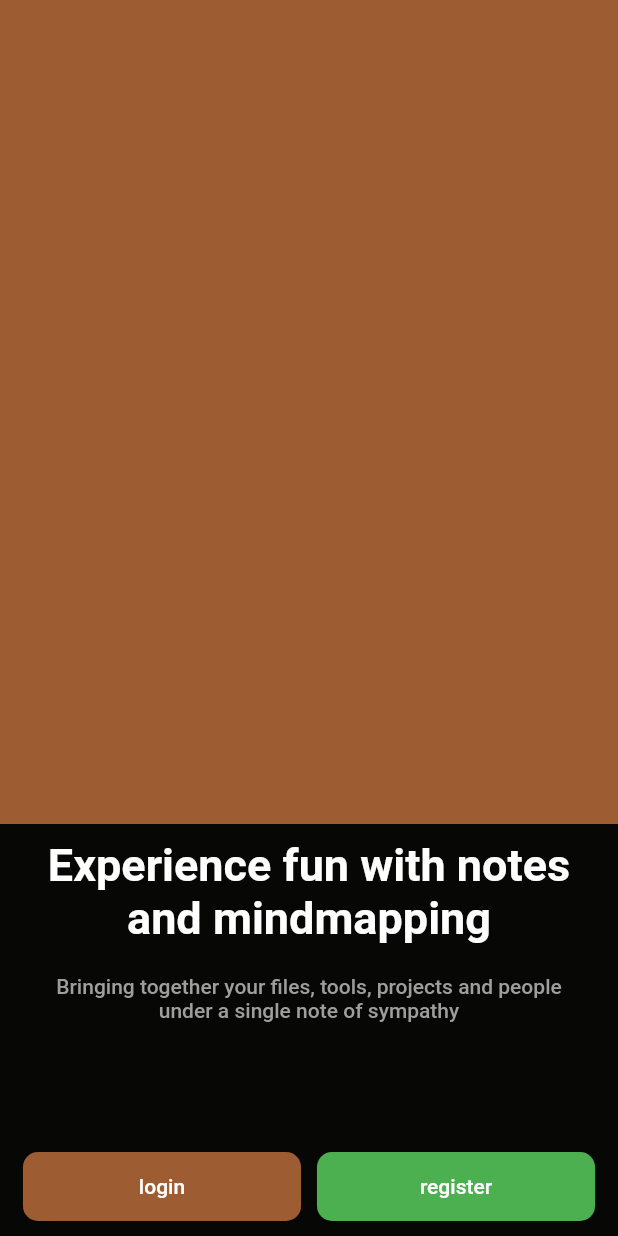
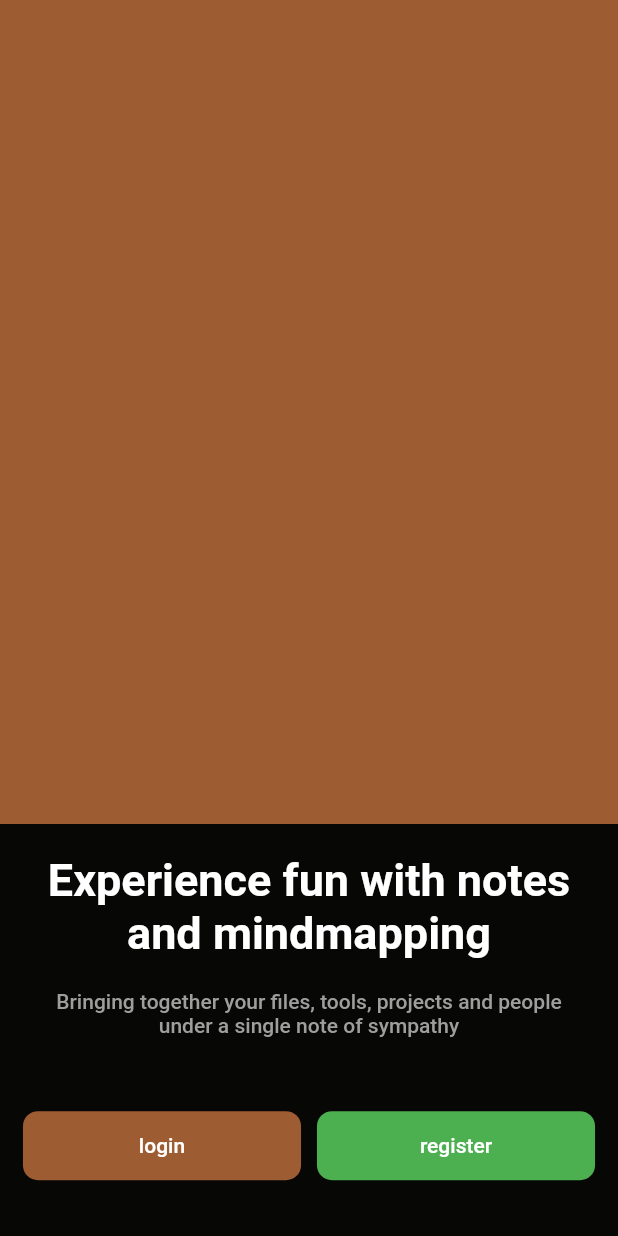
Before and after one commit to patrick-katambi/02-flutter-notezy_frontend, a Flutter app: the screen it shows after launch, on a phone screen of 412 x 824 dp. Run offline on Flutter 3.47's test engine with Material 2 defaults, Android fonts, the light colour scheme and no system bars.

Commit message:
landscape + portrait for welcome screen wireframe

```diff
--- a/lib/modules/authentication/authentication.dart
+++ b/lib/modules/authentication/authentication.dart
@@ -8,8 +8,33 @@ class Authentication extends StatelessWidget {
 
   @override
   Widget build(BuildContext context) {
+    var orientation = MediaQuery.of(context).orientation;
     return Scaffold(
-      body: Column(
+      body: orientation == Orientation.landscape
+          ? Row(
+              children: [
+                Expanded(
+                  child: Container(color: Theme.of(context).primaryColor),
+                ),
+                Expanded(
+                  child: ListView(
+                    padding: const EdgeInsets.symmetric(horizontal: 10.0),
+                    physics: const BouncingScrollPhysics(),
+                    children: [
+                      const SizedBox(height: 20.0),
+                      const PunchLine(),
+                      const SizedBox(height: 20.0),
+                      const SupportingPunchLine(),
+                      SizedBox(
+                        height: MediaQuery.of(context).size.height * 0.25,
+                      ),
+                      const AuthButtonSection(),
+                    ],
+                  ),
+                )
+              ],
+            )
+          : Column(
               mainAxisAlignment: MainAxisAlignment.center,
               crossAxisAlignment: CrossAxisAlignment.center,
               children: <Widget>[
@@ -18,17 +43,20 @@ class Authentication extends StatelessWidget {
                   child: Container(color: Theme.of(context).primaryColor),
                 ),
                 Expanded(
-            child: Container(
-              padding: const EdgeInsets.all(10.0),
-              child: Column(
-                children: const <Widget>[
-                  PunchLine(),
-                  SizedBox(height: 20.0),
-                  SupportingPunchLine(),
-                  Spacer(),
-                  AuthButtonSection()
+                  child: ListView(
+                    padding: const EdgeInsets.symmetric(horizontal: 10.0),
+                    physics: const BouncingScrollPhysics(),
+                    children: <Widget>[
+                      const SizedBox(height: 20.0),
+                      const PunchLine(),
+                      const SizedBox(height: 20.0),
+                      const SupportingPunchLine(),
+                      SizedBox(
+                        height: MediaQuery.of(context).size.height * 0.06,
+                      ),
+                      const AuthButtonSection(),
+                      const SizedBox(height: 40.0)
                     ],
-              ),
                   ),
                 ),
               ],
--- a/lib/modules/authentication/components/auth_button_section.dart
+++ b/lib/modules/authentication/components/auth_button_section.dart
@@ -9,7 +9,25 @@ class AuthButtonSection extends StatelessWidget {
 
   @override
   Widget build(BuildContext context) {
-    return Row(
+    var orientation = MediaQuery.of(context).orientation;
+    return orientation == Orientation.landscape
+        ? Container(
+            margin: EdgeInsets.only(
+              bottom: orientation == Orientation.landscape ? 20.0 : 0.0,
+            ),
+            child: Column(
+              children: const [
+                AuthScreenButton(route: loginRoute, text: 'login'),
+                SizedBox(height: 20.0),
+                AuthScreenButton(
+                  route: registerRoute,
+                  text: 'register',
+                  isLighter: true,
+                ),
+              ],
+            ),
+          )
+        : Row(
             mainAxisAlignment: MainAxisAlignment.spaceAround,
             children: const [
               AuthScreenButton(route: loginRoute, text: 'login'),
--- a/lib/modules/authentication/widgets/auth_button.dart
+++ b/lib/modules/authentication/widgets/auth_button.dart
@@ -14,12 +14,15 @@ class AuthScreenButton extends StatelessWidget {
 
   @override
   Widget build(BuildContext context) {
+    var orientation = MediaQuery.of(context).orientation;
     return GestureDetector(
       onTap: () {
         Navigator.pushNamed(context, route);
       },
       child: Container(
-        width: MediaQuery.of(context).size.width * 0.45,
+        width: orientation == Orientation.landscape
+            ? MediaQuery.of(context).size.width
+            : MediaQuery.of(context).size.width * 0.45,
         padding: const EdgeInsets.symmetric(vertical: 15.0),
         alignment: Alignment.center,
         decoration: BoxDecoration(
--- a/lib/modules/authentication/widgets/punch_line.dart
+++ b/lib/modules/authentication/widgets/punch_line.dart
@@ -9,6 +9,12 @@ class PunchLine extends StatelessWidget {
 
   @override
   Widget build(BuildContext context) {
-    return const LargeTitleText(text: welcomePunchLine);
+    var orientation = MediaQuery.of(context).orientation;
+    return Container(
+      margin: EdgeInsets.only(
+        top: orientation == Orientation.landscape ? 20.0 : 0.0,
+      ),
+      child: const LargeTitleText(text: welcomePunchLine),
+    );
   }
 }
```
Lines whose indentation alone changed are shown as unchanged.
